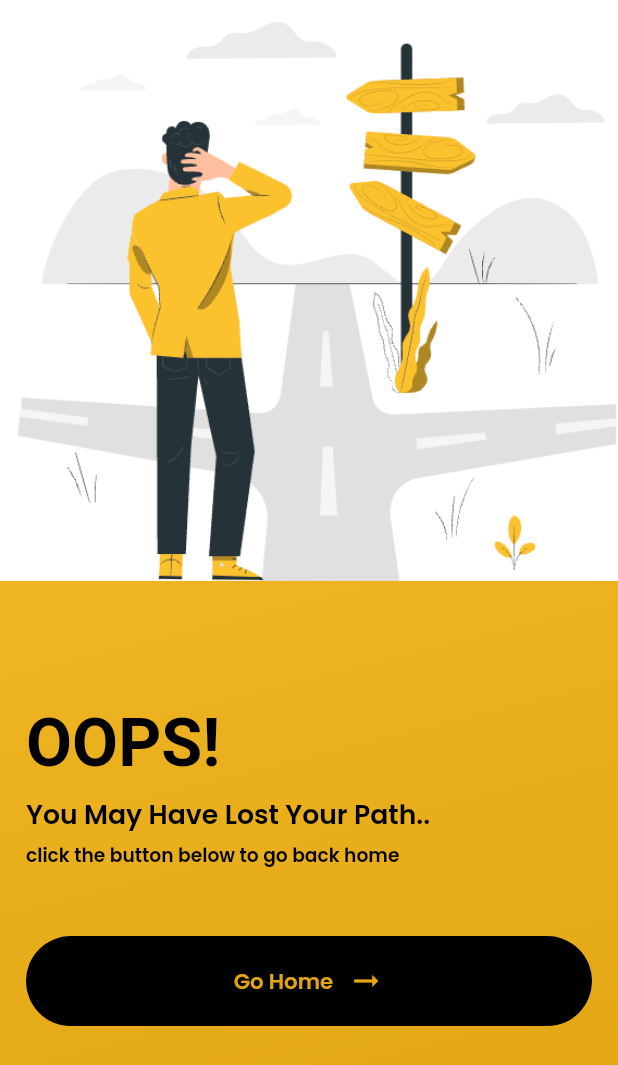
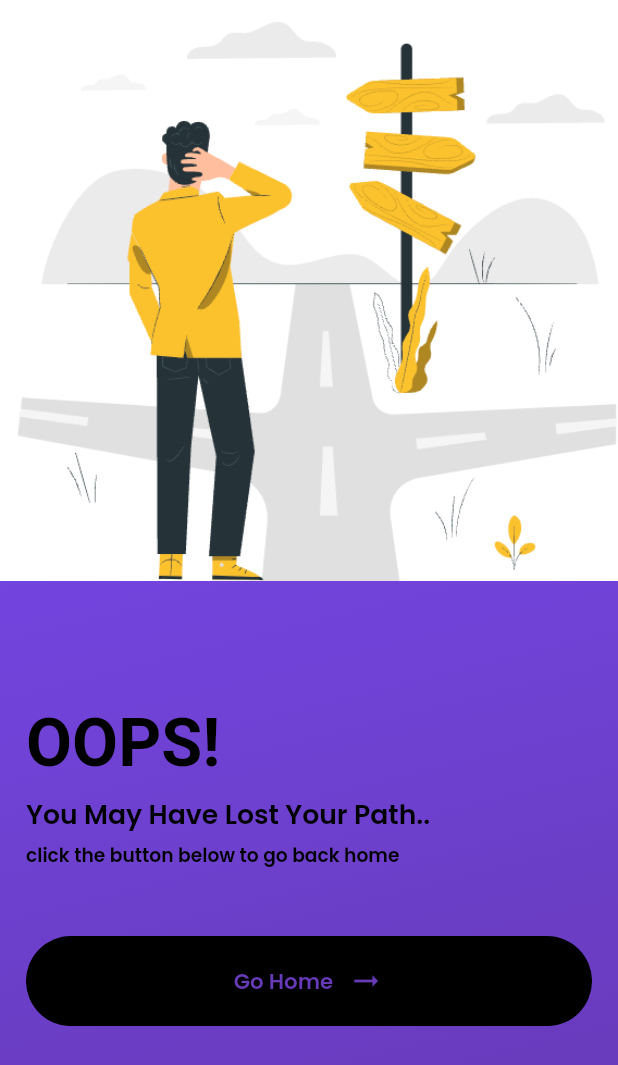
Before and after one commit to deevsaini/flutter_clean_template, a Flutter app: the screen it shows after launch, on a phone screen of 412 x 824 dp. Shown: the top 1065 px of the screen. Run offline on Flutter 3.47's test engine with Material 2 defaults, Android fonts, the phone set to English and light mode, and no system bars; drawn by our look-alikes of flutter_animate; our stand-ins replace bloc, dio, equatable, figma_squircle, get, get_it and 4 more; accounts and stored records are empty.

Commit message:
Update constants.dart

```diff
--- a/lib/config/utils/constants.dart
+++ b/lib/config/utils/constants.dart
@@ -1,8 +1,8 @@
 import 'package:flutter/material.dart';
 
 class Constants {
-  static const Color primaryColor = Color(0xFFE1A514);
-  static const Color primaryColorAccent = Color(0xFFFBC22E);
+  static const Color primaryColor = Colors.deepPurple;
+  static const Color primaryColorAccent = Colors.deepPurpleAccent;
   static const Color royalBlue = Color(0xFF064BB5);
   static const Color blue = Colors.blue;
   static Color blueAccent = Colors.blue[100]!;
@@ -11,13 +11,5 @@ class Constants {
   static const Color bg = Color(0xFFF5F5F6);
 
   static const String userDb = "user_box";
-  // static const String baseUrl = "http://192.168.1.27:3000/api/";
-  static const String baseUrl = "https://couponman-admin.vercel.app/api/";
-  static const String loginUrl = "auth/login";
-  static const String registerUrl = "auth/register";
-  static const String getUserProfileUrl = "user/get-profile";
-  static const String updateUserUrl = "user/update";
-  static const String createPostUrl = "post/create";
-  static const String getUserPosts = "user/get-posts";
-  static const String getAllPosts = "post/get-all";
+  static const String baseUrl = "";
 }
```
